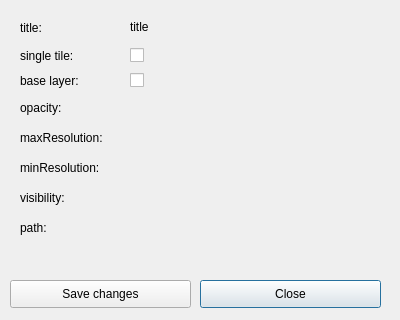
LESPROJEKT/qgis-layman-plugin, file dlg_layerProperties.ui: the form before one commit.
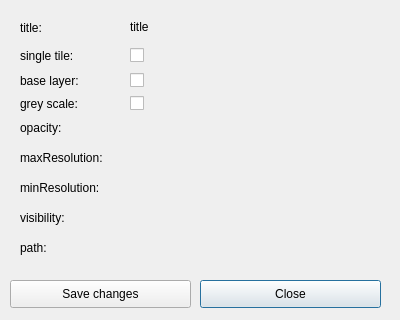
The form after the commit.

```diff
--- a/dlg_layerProperties.ui
+++ b/dlg_layerProperties.ui
@@ -110,7 +110,7 @@
    <property name="geometry">
     <rect>
      <x>20</x>
-     <y>100</y>
+     <y>120</y>
      <width>55</width>
      <height>16</height>
     </rect>
@@ -136,7 +136,7 @@
    <property name="geometry">
     <rect>
      <x>130</x>
-     <y>100</y>
+     <y>120</y>
      <width>55</width>
      <height>16</height>
     </rect>
@@ -149,7 +149,7 @@
    <property name="geometry">
     <rect>
      <x>20</x>
-     <y>130</y>
+     <y>150</y>
      <width>101</width>
      <height>16</height>
     </rect>
@@ -162,7 +162,7 @@
    <property name="geometry">
     <rect>
      <x>130</x>
-     <y>130</y>
+     <y>150</y>
      <width>55</width>
      <height>16</height>
     </rect>
@@ -175,7 +175,7 @@
    <property name="geometry">
     <rect>
      <x>20</x>
-     <y>160</y>
+     <y>180</y>
      <width>101</width>
      <height>16</height>
     </rect>
@@ -188,7 +188,7 @@
    <property name="geometry">
     <rect>
      <x>130</x>
-     <y>160</y>
+     <y>180</y>
      <width>55</width>
      <height>16</height>
     </rect>
@@ -201,7 +201,7 @@
    <property name="geometry">
     <rect>
      <x>20</x>
-     <y>190</y>
+     <y>210</y>
      <width>81</width>
      <height>16</height>
     </rect>
@@ -214,7 +214,7 @@
    <property name="geometry">
     <rect>
      <x>130</x>
-     <y>190</y>
+     <y>210</y>
      <width>55</width>
      <height>16</height>
     </rect>
@@ -227,7 +227,7 @@
    <property name="geometry">
     <rect>
      <x>20</x>
-     <y>220</y>
+     <y>240</y>
      <width>55</width>
      <height>16</height>
     </rect>
@@ -240,7 +240,7 @@
    <property name="geometry">
     <rect>
      <x>130</x>
-     <y>220</y>
+     <y>240</y>
      <width>55</width>
      <height>16</height>
     </rect>
@@ -288,6 +288,32 @@
     <string/>
    </property>
   </widget>
+  <widget class="QLabel" name="label_7">
+   <property name="geometry">
+    <rect>
+     <x>20</x>
+     <y>96</y>
+     <width>81</width>
+     <height>16</height>
+    </rect>
+   </property>
+   <property name="text">
+    <string>grey scale:</string>
+   </property>
+  </widget>
+  <widget class="QCheckBox" name="checkBox_greyScale">
+   <property name="geometry">
+    <rect>
+     <x>130</x>
+     <y>93</y>
+     <width>81</width>
+     <height>20</height>
+    </rect>
+   </property>
+   <property name="text">
+    <string/>
+   </property>
+  </widget>
  </widget>
  <resources/>
  <connections/>
```
